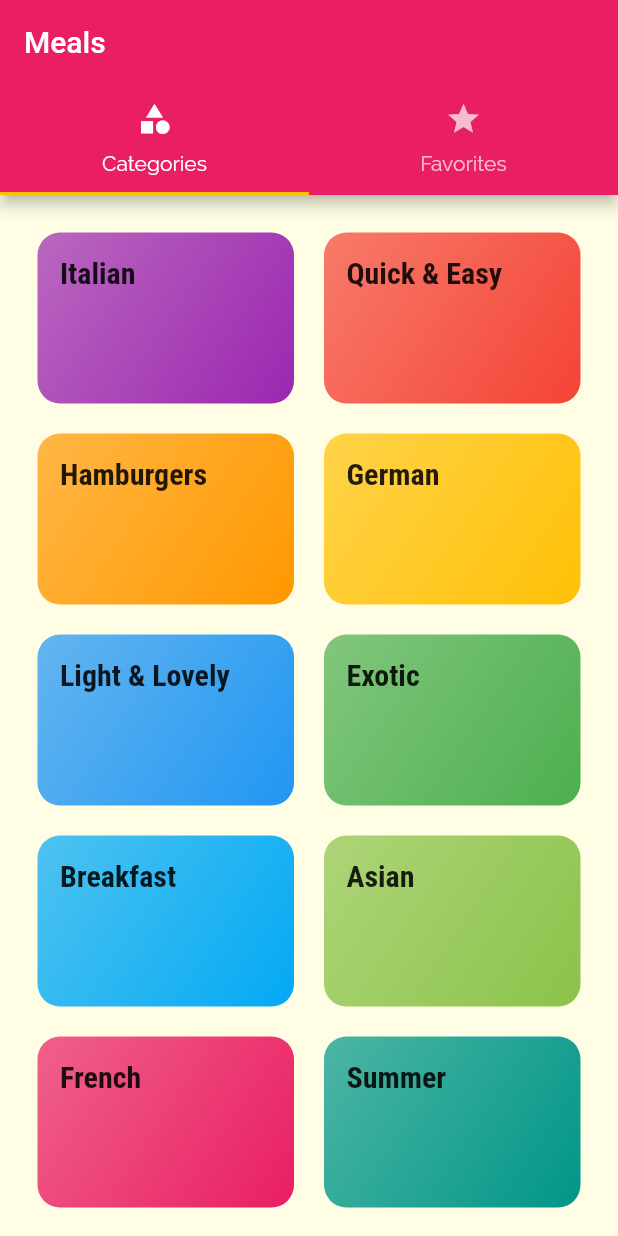
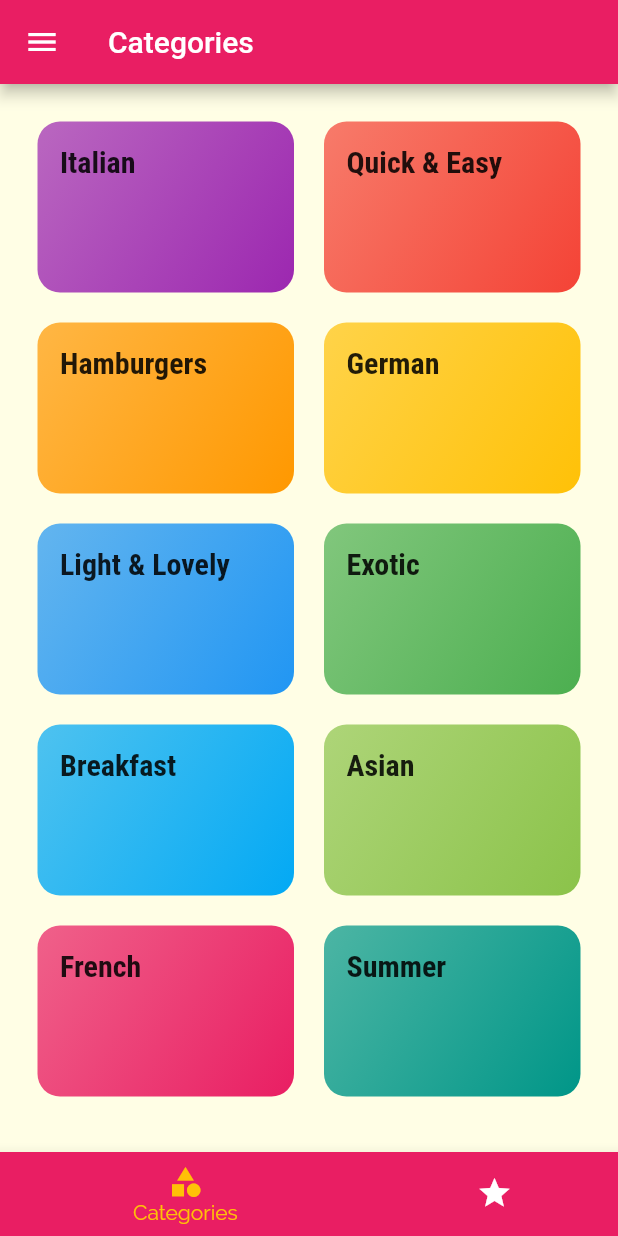
Before and after one commit to Gargoros/Flutter_Meals_App, a Flutter app: the screen it shows after launch, on a phone screen of 412 x 824 dp. Run offline on Flutter 3.47's test engine with Material 2 defaults, Android fonts, the phone set to English and light mode, and no system bars.

Commit message:
init new screen to show main navigation

```diff
--- a/meals_app/lib/screens/tabs_screen.dart
+++ b/meals_app/lib/screens/tabs_screen.dart
@@ -1,5 +1,6 @@
 import 'package:flutter/material.dart';
-import 'package:meals_app/screens/favorites_meal.dart';
+import '../widgets/main_drawer.dart';
+import './favorites_meal.dart';
 import './categories_screen.dart';
 
 class TabsScreen extends StatefulWidget {
@@ -8,30 +9,44 @@ class TabsScreen extends StatefulWidget {
 }
 
 class _TabsScreenState extends State<TabsScreen> {
+  final List<Map<String, Object>> _pages = [
+    {'page': CategoriesScreen(), 'title': 'Categories'},
+    {'page': FavoritesMealScreen(), 'title': 'Your Favorite'},
+  ];
+
+  int _selectedPageIndex = 0;
+
+  void _selectePage(int index) {
+    setState(() {
+      _selectedPageIndex = index;
+    });
+  }
+
   @override
   Widget build(BuildContext context) {
-    return DefaultTabController(
-      length: 2,
-      child: Scaffold(
-        appBar: AppBar(
-          title: Text("Meals"),
-          bottom: TabBar(tabs: <Widget>[
-            Tab(
+    return Scaffold(
+      appBar: AppBar(
+        title: Text(_pages[_selectedPageIndex]['title'] as String),
+      ),
+      drawer: MainDraw(),
+      body: _pages[_selectedPageIndex]['page'] as Widget,
+      bottomNavigationBar: BottomNavigationBar(
+        onTap: _selectePage,
+        unselectedItemColor: Colors.white,
+        selectedItemColor: Theme.of(context).colorScheme.secondary,
+        backgroundColor: Theme.of(context).colorScheme.primary,
+        currentIndex: _selectedPageIndex,
+        type: BottomNavigationBarType.shifting,
+        items: [
+          BottomNavigationBarItem(
+              backgroundColor: Theme.of(context).colorScheme.primary,
               icon: Icon(Icons.category),
-              text: 'Categories',
-            ),
-            Tab(
+              label: 'Categories'),
+          BottomNavigationBarItem(
+              backgroundColor: Theme.of(context).colorScheme.primary,
               icon: Icon(Icons.star),
-              text: 'Favorites',
-            )
-          ]),
-        ),
-        body: TabBarView(
-          children: <Widget>[
-            CategoriesScreen(),
-            FavoritesMealScreen(),
-          ],
-        ),
+              label: 'Favorites'),
+        ],
       ),
     );
   }
```
